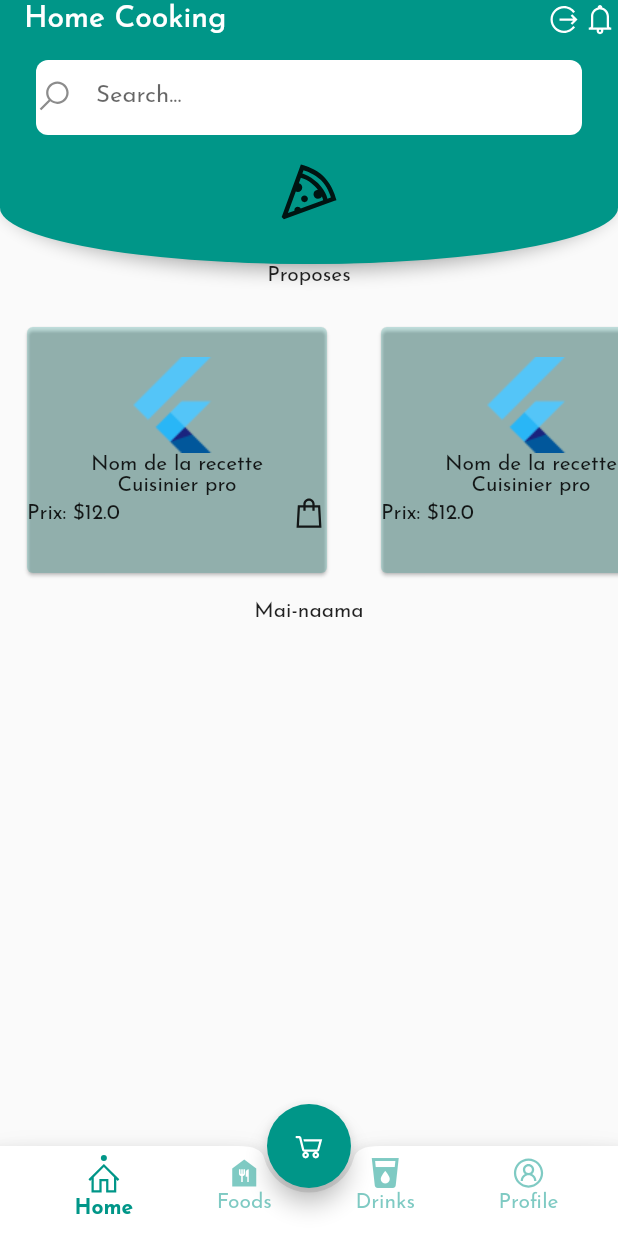
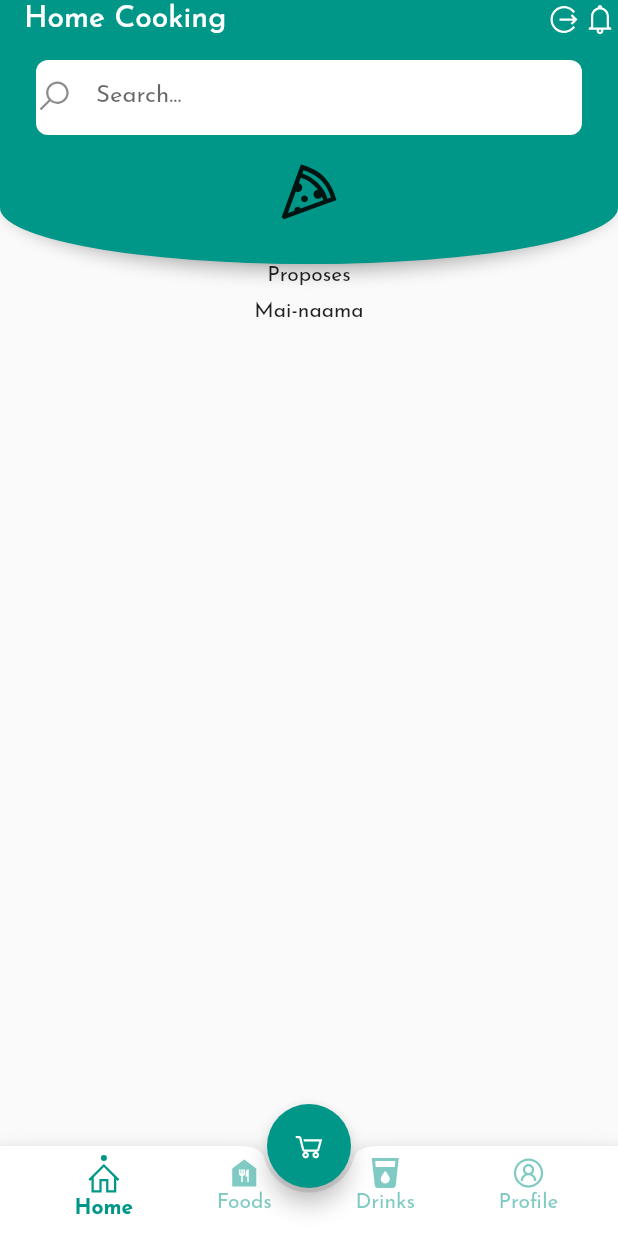
Before and after one commit to baimamboukar/home_cooking, a Flutter app: the screen it shows once a user with an empty profile is signed in, on a phone screen of 412 x 824 dp. Run offline on Flutter 3.47's test engine with Material 2 defaults, Android fonts, the light colour scheme and no system bars; our stand-ins replace cloud_firestore, firebase_auth, firebase_core, flutter_hooks, flutter_riverpod, get and 4 more; accounts and stored records are empty.

Commit message:
home modified

```diff
--- a/lib/screens/home.dart
+++ b/lib/screens/home.dart
@@ -1,4 +1,5 @@
 import 'package:flutter/material.dart';
+import 'package:flutter/widgets.dart';
 import 'package:flutter_hooks/flutter_hooks.dart';
 import 'package:get/get.dart';
 import 'package:home_cooking/providers/auth_providers.dart';
@@ -113,46 +114,10 @@ Widget tab() {
       const SizedBox(
         height: 10.0,
       ),
-      Container(
-        height: 200.0,
-        child: ListView.builder(
-          scrollDirection: Axis.horizontal,
-          itemCount: 10,
-          itemBuilder: (context, index) {
-            return food();
-          },
-        ),
-      ),
+      for (int i = 0; i < plats.length; i++) PlatCaption(plat: plats[i]),
       Center(
           child: Text(
               useProvider(cuisinierControllerProvider.notifier).cuisinier.name))
     ],
   ));
 }
-
-Widget food() {
-  return Padding(
-    padding: const EdgeInsets.all(14.0),
-    child: Card(
-      color: Palette.primary.withOpacity(0.2),
-      child: Container(
-          height: 120.0,
-          width: 200.0,
-          child: Column(
-            children: [
-              const SizedBox(height: 20.0),
-              Image.asset("assets/images/flutter_logo.png"),
-              const Text("Nom de la recette"),
-              const Text("Cuisinier pro"),
-              Row(
-                mainAxisAlignment: MainAxisAlignment.spaceBetween,
-                children: const [
-                  Text("Prix: \$12.0"),
-                  Icon(LineIcons.shoppingBag),
-                ],
-              )
-            ],
-          )),
-    ),
-  );
-}
```
